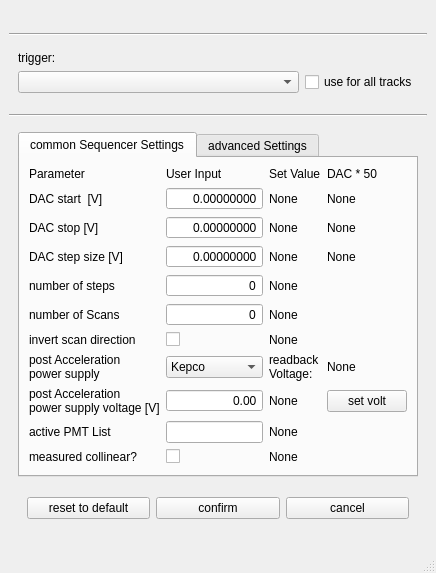
First picture: the form in TildaHost/source/Interface/TrackParUi/Ui_TrackPar.ui, repository lasersphere/Tilda, before the edit.
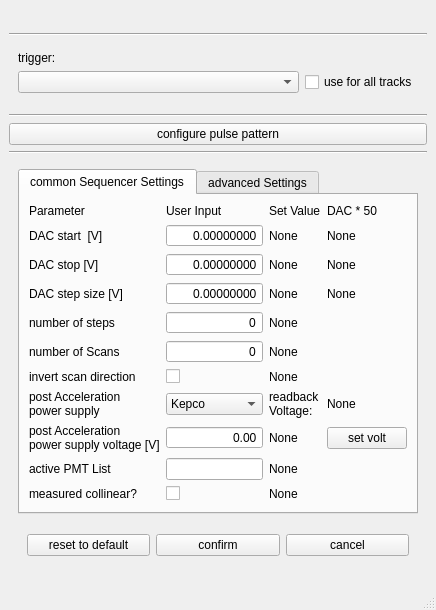
Second picture: the form after the edit. Icons and pictures are not drawn.

Commit message: Added Gui for ppg. list mode works, still not for tracks, also grpahical view missing.

```diff
--- a/TildaHost/source/Interface/TrackParUi/Ui_TrackPar.ui
+++ b/TildaHost/source/Interface/TrackParUi/Ui_TrackPar.ui
@@ -111,6 +111,20 @@
         </property>
        </widget>
       </item>
+      <item>
+       <widget class="QPushButton" name="pushButton_config_pulse_pattern">
+        <property name="text">
+         <string>configure pulse pattern</string>
+        </property>
+       </widget>
+      </item>
+      <item>
+       <widget class="Line" name="line_3">
+        <property name="orientation">
+         <enum>Qt::Horizontal</enum>
+        </property>
+       </widget>
+      </item>
       <item>
        <widget class="QWidget" name="commonSequencerSettings" native="true">
         <layout class="QVBoxLayout" name="verticalLayout_4">
```
The commit also changes 17 other files.
